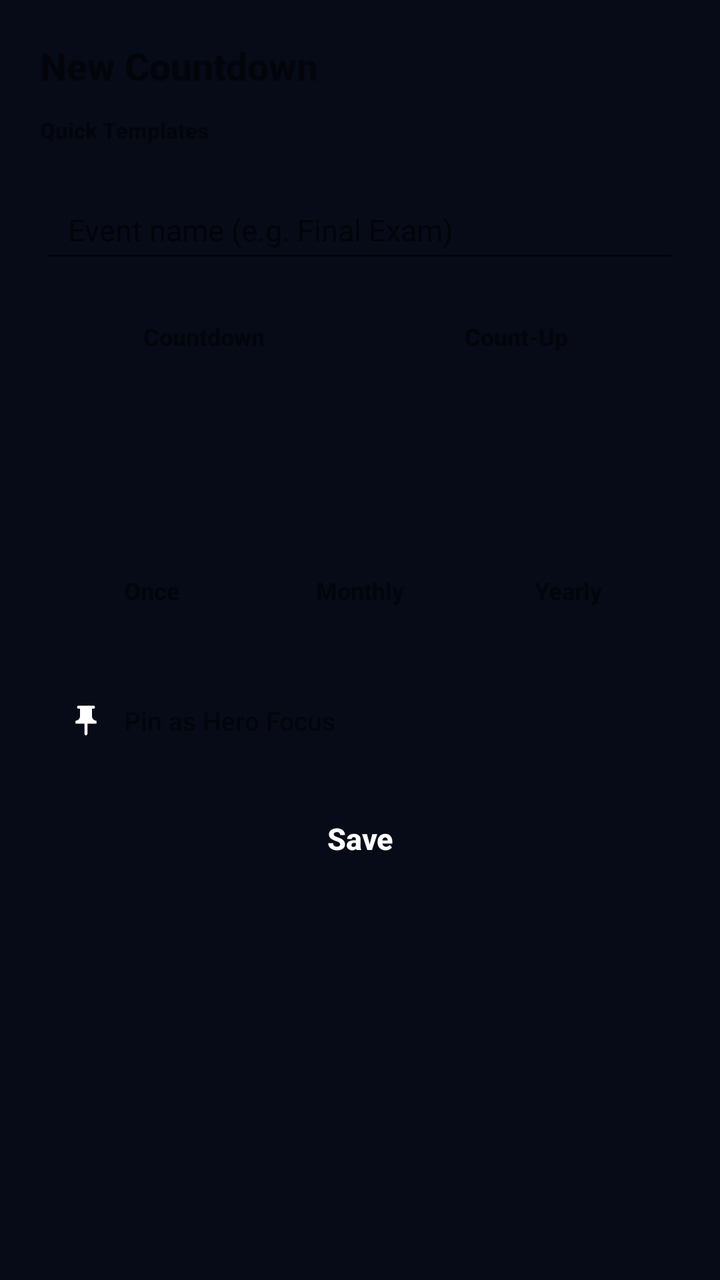
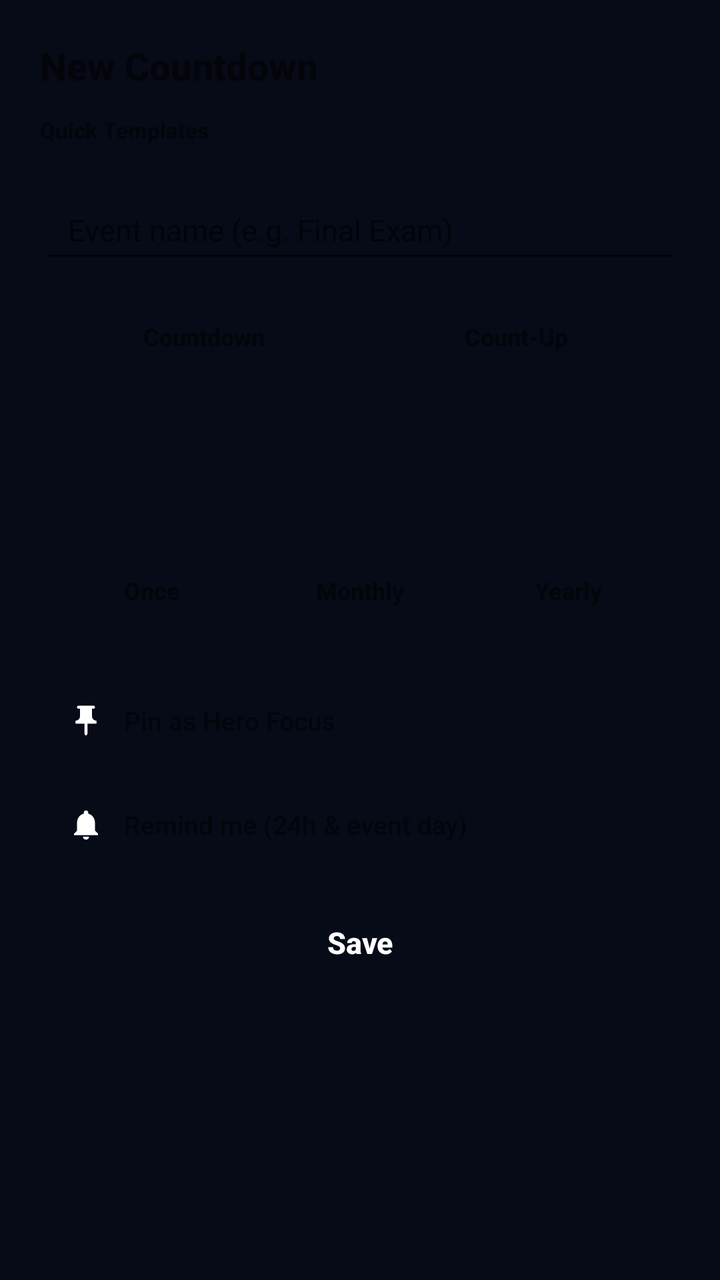

Screens rendered from an Android XML layout before and after an edit, with the pre-edit source and the edit as a unified diff.
<!-- AndroidManifest.xml: application theme Theme.LumeTime -->
<!-- res/layout/dialog_countdown_editor.xml -->
<?xml version="1.0" encoding="utf-8"?>
<ScrollView xmlns:android="http://schemas.android.com/apk/res/android"
    android:id="@+id/editorScrollRoot"
    android:layout_width="match_parent"
    android:layout_height="wrap_content"
    android:maxHeight="620dp"
    android:scrollbars="none">

    <LinearLayout
        android:id="@+id/editorSheetRoot"
        android:layout_width="match_parent"
        android:layout_height="wrap_content"
        android:orientation="vertical"
        android:padding="20dp">

        <LinearLayout
            android:layout_width="match_parent"
            android:layout_height="wrap_content"
            android:gravity="center_vertical"
            android:orientation="horizontal">

            <TextView
                android:id="@+id/tvEditorTitle"
                android:layout_width="0dp"
                android:layout_height="wrap_content"
                android:layout_weight="1"
                android:fontFamily="sans-serif-medium"
                android:text="@string/add_countdown"
                android:textSize="19sp"
                android:textStyle="bold" />

            <TextView
                android:id="@+id/btnDeleteItem"
                android:layout_width="wrap_content"
                android:layout_height="34dp"
                android:clickable="true"
                android:focusable="true"
                android:fontFamily="sans-serif-medium"
                android:gravity="center"
                android:paddingHorizontal="12dp"
                android:text="@string/delete_label"
                android:textSize="12sp"
                android:textStyle="bold"
                android:visibility="gone" />
        </LinearLayout>

        
        <LinearLayout
            android:id="@+id/templatesSection"
            android:layout_width="match_parent"
            android:layout_height="wrap_content"
            android:layout_marginTop="12dp"
            android:orientation="vertical">

            <TextView
                android:id="@+id/tvTemplatesLabel"
                android:layout_width="wrap_content"
                android:layout_height="wrap_content"
                android:fontFamily="sans-serif-medium"
                android:text="@string/quick_templates"
                android:textSize="11sp"
                android:textStyle="bold" />

            <HorizontalScrollView
                android:layout_width="match_parent"
                android:layout_height="wrap_content"
                android:layout_marginTop="6dp"
                android:scrollbars="none">

                <LinearLayout
                    android:id="@+id/templatesContainer"
                    android:layout_width="wrap_content"
                    android:layout_height="wrap_content"
                    android:orientation="horizontal" />
            </HorizontalScrollView>
        </LinearLayout>

        
        <EditText
            android:id="@+id/etTitle"
            android:layout_width="match_parent"
            android:layout_height="46dp"
            android:layout_marginTop="12dp"
            android:hint="@string/title_hint"
            android:imeOptions="actionDone"
            android:inputType="textCapSentences"
            android:maxLength="48"
            android:paddingHorizontal="14dp"
            android:singleLine="true"
            android:textSize="15sp" />

        
        <LinearLayout
            android:id="@+id/modeSwitchContainer"
            android:layout_width="match_parent"
            android:layout_height="40dp"
            android:layout_marginTop="12dp"
            android:gravity="center"
            android:orientation="horizontal"
            android:padding="4dp">

            <TextView
                android:id="@+id/btnModeCountdown"
                android:layout_width="0dp"
                android:layout_height="match_parent"
                android:layout_weight="1"
                android:clickable="true"
                android:focusable="true"
                android:fontFamily="sans-serif-medium"
                android:gravity="center"
                android:text="@string/mode_countdown"
                android:textSize="12sp"
                android:textStyle="bold" />

            <TextView
                android:id="@+id/btnModeCountUp"
                android:layout_width="0dp"
                android:layout_height="match_parent"
                android:layout_weight="1"
                android:clickable="true"
                android:focusable="true"
                android:fontFamily="sans-serif-medium"
                android:gravity="center"
                android:text="@string/mode_countup"
                android:textSize="12sp"
                android:textStyle="bold" />
        </LinearLayout>

        
        <LinearLayout
            android:layout_width="match_parent"
            android:layout_height="wrap_content"
            android:layout_marginTop="12dp"
            android:orientation="horizontal">

            <TextView
                android:id="@+id/btnPickDate"
                android:layout_width="0dp"
                android:layout_height="42dp"
                android:layout_weight="1.2"
                android:clickable="true"
                android:focusable="true"
                android:fontFamily="sans-serif-medium"
                android:gravity="center"
                android:paddingHorizontal="10dp"
                android:textSize="13sp" />

            <TextView
                android:id="@+id/btnPickTime"
                android:layout_width="0dp"
                android:layout_height="42dp"
                android:layout_marginStart="8dp"
                android:layout_weight="1"
                android:clickable="true"
                android:focusable="true"
                android:fontFamily="sans-serif-medium"
                android:gravity="center"
                android:paddingHorizontal="10dp"
                android:textSize="13sp" />
        </LinearLayout>

        
        <HorizontalScrollView
            android:layout_width="match_parent"
            android:layout_height="wrap_content"
            android:layout_marginTop="12dp"
            android:scrollbars="none">

            <LinearLayout
                android:id="@+id/emojiContainer"
                android:layout_width="wrap_content"
                android:layout_height="wrap_content"
                android:orientation="horizontal" />
        </HorizontalScrollView>

        
        <HorizontalScrollView
            android:layout_width="match_parent"
            android:layout_height="wrap_content"
            android:layout_marginTop="10dp"
            android:scrollbars="none">

            <LinearLayout
                android:id="@+id/categoryContainer"
                android:layout_width="wrap_content"
                android:layout_height="wrap_content"
                android:orientation="horizontal" />
        </HorizontalScrollView>

        
        <LinearLayout
            android:id="@+id/repeatContainer"
            android:layout_width="match_parent"
            android:layout_height="38dp"
            android:layout_marginTop="12dp"
            android:gravity="center"
            android:orientation="horizontal"
            android:padding="4dp">

            <TextView
                android:id="@+id/btnRepeatNone"
                android:layout_width="0dp"
                android:layout_height="match_parent"
                android:layout_weight="1"
                android:clickable="true"
                android:focusable="true"
                android:fontFamily="sans-serif-medium"
                android:gravity="center"
                android:text="Once"
                android:textSize="12sp"
                android:textStyle="bold" />

            <TextView
                android:id="@+id/btnRepeatMonthly"
                android:layout_width="0dp"
                android:layout_height="match_parent"
                android:layout_weight="1"
                android:clickable="true"
                android:focusable="true"
                android:fontFamily="sans-serif-medium"
                android:gravity="center"
                android:text="Monthly"
                android:textSize="12sp"
                android:textStyle="bold" />

            <TextView
                android:id="@+id/btnRepeatYearly"
                android:layout_width="0dp"
                android:layout_height="match_parent"
                android:layout_weight="1"
                android:clickable="true"
                android:focusable="true"
                android:fontFamily="sans-serif-medium"
                android:gravity="center"
                android:text="Yearly"
                android:textSize="12sp"
                android:textStyle="bold" />
        </LinearLayout>

        
        <LinearLayout
            android:id="@+id/accentSwatchContainer"
            android:layout_width="match_parent"
            android:layout_height="wrap_content"
            android:layout_marginTop="12dp"
            android:gravity="center_vertical"
            android:orientation="horizontal" />

        
        <LinearLayout
            android:id="@+id/rowPinHero"
            android:layout_width="match_parent"
            android:layout_height="44dp"
            android:layout_marginTop="12dp"
            android:clickable="true"
            android:focusable="true"
            android:gravity="center_vertical"
            android:orientation="horizontal"
            android:paddingHorizontal="14dp">

            <ImageView
                android:id="@+id/ivPinToggleIcon"
                android:layout_width="18dp"
                android:layout_height="18dp"
                android:contentDescription="@null"
                android:src="@drawable/ic_pin" />

            <TextView
                android:id="@+id/tvPinToggleLabel"
                android:layout_width="0dp"
                android:layout_height="wrap_content"
                android:layout_marginStart="10dp"
                android:layout_weight="1"
                android:fontFamily="sans-serif-medium"
                android:text="@string/pin_to_hero"
                android:textSize="13sp" />

            <TextView
                android:id="@+id/tvPinStatusBadge"
                android:layout_width="wrap_content"
                android:layout_height="wrap_content"
                android:fontFamily="sans-serif-medium"
                android:textSize="12sp"
                android:textStyle="bold" />
        </LinearLayout>

        <TextView
            android:id="@+id/btnSaveCountdown"
            android:layout_width="match_parent"
            android:layout_height="46dp"
            android:layout_marginTop="14dp"
            android:clickable="true"
            android:focusable="true"
            android:fontFamily="sans-serif-medium"
            android:gravity="center"
            android:text="@string/save_label"
            android:textColor="#FFFFFFFF"
            android:textSize="15sp"
            android:textStyle="bold" />

    </LinearLayout>
</ScrollView>
<!-- resources referenced by this layout -->
<resources>
  <!-- drawable ic_pin (drawable) -->
  <?xml version="1.0" encoding="utf-8"?>
  <vector xmlns:android="http://schemas.android.com/apk/res/android"
      android:width="24dp"
      android:height="24dp"
      android:viewportWidth="24"
      android:viewportHeight="24">
      <path
          android:fillColor="#FFFFFFFF"
          android:pathData="M16,9V4l1,0c0.55,0 1,-0.45 1,-1s-0.45,-1 -1,-1H7C6.45,2 6,2.45 6,3s0.45,1 1,1l1,0v5c0,1.66 -1.34,3 -3,3v2h5.97v7l1,1l1,-1v-7H19v-2C17.34,12 16,10.66 16,9z" />
  </vector>
  <string name="add_countdown">New Countdown</string>
  <string name="delete_label">Delete</string>
  <string name="mode_countdown">Countdown</string>
  <string name="mode_countup">Count-Up</string>
  <string name="pin_to_hero">Pin as Hero Focus</string>
  <string name="quick_templates">Quick Templates</string>
  <string name="save_label">Save</string>
  <string name="title_hint">Event name (e.g. Final Exam)</string>
  <style name="Theme.LumeTime" parent="Theme.AppCompat.DayNight.NoActionBar">
          <item name="android:statusBarColor">@android:color/transparent</item>
          <item name="android:navigationBarColor">@android:color/transparent</item>
          <item name="colorAccent">@color/accent_cyan</item>
          <item name="android:windowBackground">@color/bg_base</item>
      </style>
  <color name="accent_cyan">#38BDF8</color>
  <color name="bg_base">#070B18</color>
</resources>

<!-- the commit's change to res/layout/dialog_countdown_editor.xml (unified diff, before → after) -->
@@ -277,6 +277,44 @@
 
             <TextView
                 android:id="@+id/tvPinStatusBadge"
+                android:layout_width="wrap_content"
+                android:layout_height="wrap_content"
+                android:fontFamily="sans-serif-medium"
+                android:textSize="12sp"
+                android:textStyle="bold" />
+        </LinearLayout>
+
+        
+        <LinearLayout
+            android:id="@+id/rowReminderToggle"
+            android:layout_width="match_parent"
+            android:layout_height="44dp"
+            android:layout_marginTop="8dp"
+            android:clickable="true"
+            android:focusable="true"
+            android:gravity="center_vertical"
+            android:orientation="horizontal"
+            android:paddingHorizontal="14dp">
+
+            <ImageView
+                android:id="@+id/ivReminderToggleIcon"
+                android:layout_width="18dp"
+                android:layout_height="18dp"
+                android:contentDescription="@null"
+                android:src="@drawable/ic_bell" />
+
+            <TextView
+                android:id="@+id/tvReminderToggleLabel"
+                android:layout_width="0dp"
+                android:layout_height="wrap_content"
+                android:layout_marginStart="10dp"
+                android:layout_weight="1"
+                android:fontFamily="sans-serif-medium"
+                android:text="@string/reminder_toggle_label"
+                android:textSize="13sp" />
+
+            <TextView
+                android:id="@+id/tvReminderStatusBadge"
                 android:layout_width="wrap_content"
                 android:layout_height="wrap_content"
                 android:fontFamily="sans-serif-medium"
<!-- resource entries referenced after the edit -->
@@ -1,5 +1,16 @@
 <!-- resources referenced by this layout -->
 <resources>
+  <!-- drawable ic_bell (drawable) -->
+  <?xml version="1.0" encoding="utf-8"?>
+  <vector xmlns:android="http://schemas.android.com/apk/res/android"
+      android:width="24dp"
+      android:height="24dp"
+      android:viewportWidth="24"
+      android:viewportHeight="24">
+      <path
+          android:fillColor="#FFFFFFFF"
+          android:pathData="M12,22c1.1,0 2,-0.9 2,-2h-4c0,1.1 0.9,2 2,2zM18,16v-5c0,-3.07 -1.63,-5.64 -4.5,-6.32V4c0,-0.83 -0.67,-1.5 -1.5,-1.5s-1.5,0.67 -1.5,1.5v0.68C7.64,5.36 6,7.92 6,11v5l-2,2v1h16v-1l-2,-2z" />
+  </vector>
   <!-- drawable ic_pin (drawable) -->
   <?xml version="1.0" encoding="utf-8"?>
   <vector xmlns:android="http://schemas.android.com/apk/res/android"
@@ -17,6 +28,7 @@
   <string name="mode_countup">Count-Up</string>
   <string name="pin_to_hero">Pin as Hero Focus</string>
   <string name="quick_templates">Quick Templates</string>
+  <string name="reminder_toggle_label">Remind me (24h &amp; event day)</string>
   <string name="save_label">Save</string>
   <string name="title_hint">Event name (e.g. Final Exam)</string>
   <style name="Theme.LumeTime" parent="Theme.AppCompat.DayNight.NoActionBar">
